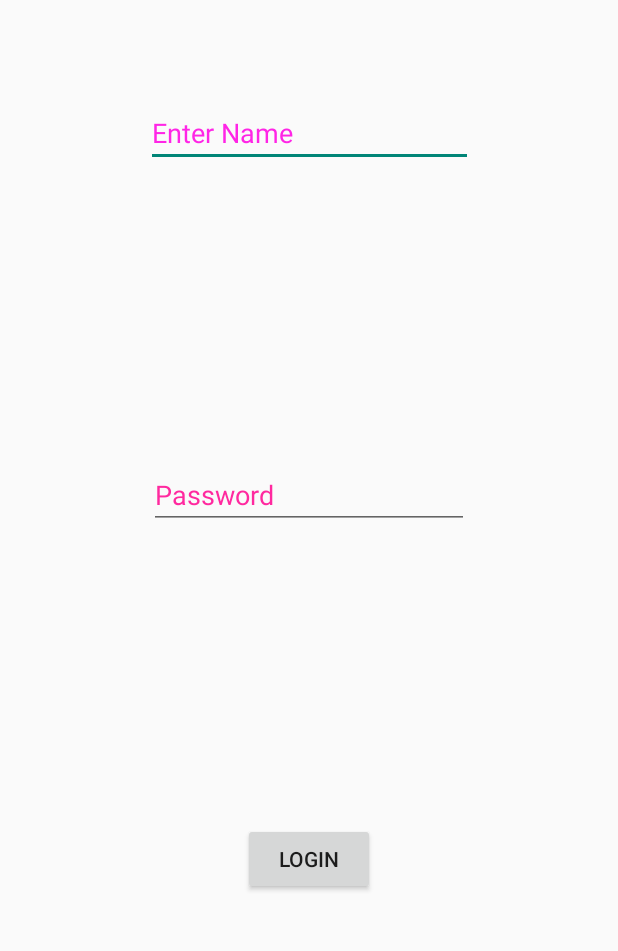
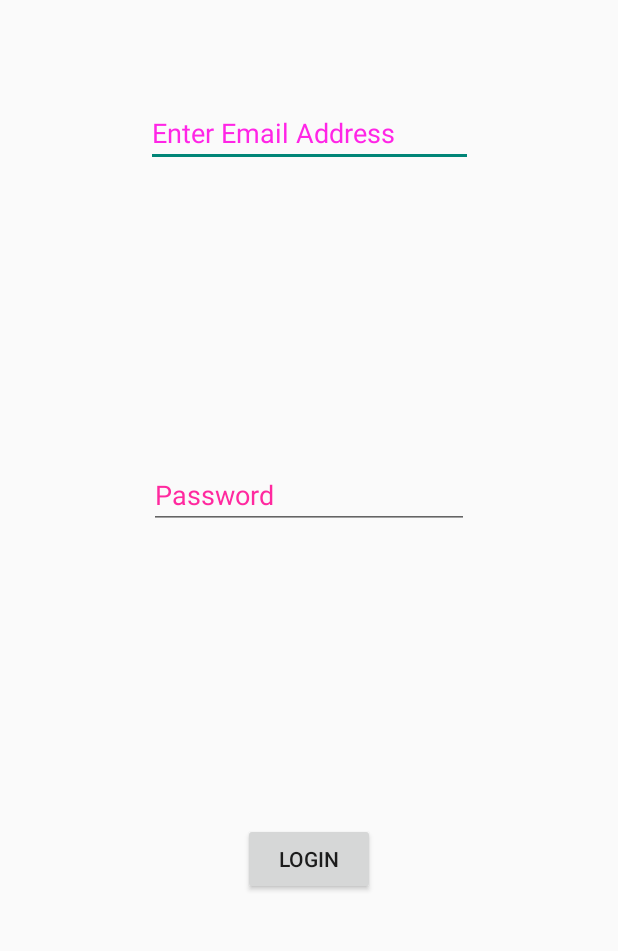
Before and after one commit to qw6722/Shelter-Finder, an Android app: the MainActivity screen opened directly, with no data from a screen before it, on a phone screen of 412 x 824 dp, the part 161-1112 px from its top. Run offline under Robolectric (Android 15) with nearby library versions, the phone set to English and light mode, and no system bars; our stand-ins replace Firebase (no records; nobody signed in at launch, a user with empty details on screens opened directly).

```diff
--- a/app/src/main/res/layout/activity_main.xml
+++ b/app/src/main/res/layout/activity_main.xml
@@ -38,7 +38,7 @@
         android:layout_marginStart="8dp"
         android:layout_marginTop="70dp"
         android:focusable="true"
-        android:hint="Enter Name"
+        android:hint="Enter Email Address"
         android:textColorHighlight="#ff7eff15"
         android:textColorHint="#ffff25e6"
         app:layout_constraintEnd_toEndOf="parent"
```
Also changed, not shown: 3 other files.
